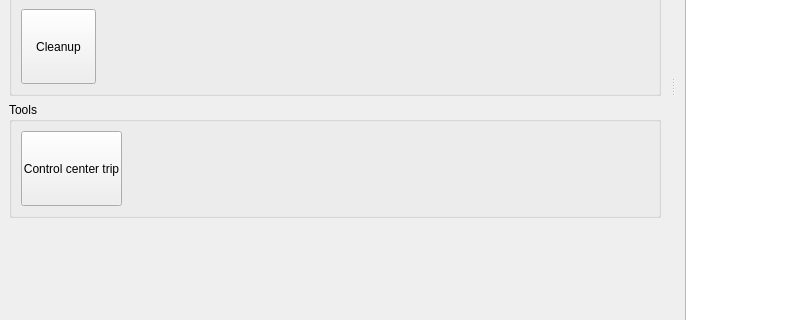
First picture: the form in OTModules/OTGeneric/wstart.ui, repository pietr26/OMSI-Tools, before the edit; both pictures show x 0 to 812 and y 292 to 612 of the 994 by 758 pixel window.
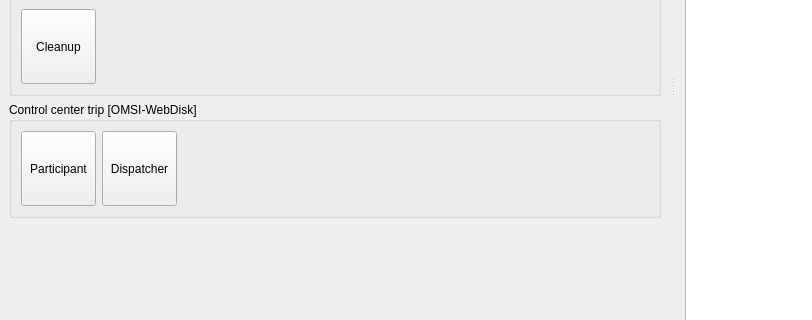
Second picture: the form after the edit. Icons and pictures are not drawn.

What changed in the file:
```diff
--- a/OTModules/OTGeneric/wstart.ui
+++ b/OTModules/OTGeneric/wstart.ui
@@ -400,7 +400,7 @@
        <string/>
       </property>
       <property name="title">
-       <string>Tools</string>
+       <string>Control center trip [OMSI-WebDisk]</string>
       </property>
       <layout class="QHBoxLayout" name="horizontalLayout_5">
        <item>
@@ -421,7 +421,7 @@
           <bool>false</bool>
          </property>
          <property name="text">
-          <string>Control center trip</string>
+          <string>Participant</string>
          </property>
          <property name="icon">
           <iconset resource="../../ressources.qrc">
@@ -447,6 +447,50 @@
          </property>
         </widget>
        </item>
+       <item>
+        <widget class="QToolButton" name="tbnLFClientDispatcher">
+         <property name="minimumSize">
+          <size>
+           <width>75</width>
+           <height>75</height>
+          </size>
+         </property>
+         <property name="baseSize">
+          <size>
+           <width>1</width>
+           <height>1</height>
+          </size>
+         </property>
+         <property name="autoFillBackground">
+          <bool>false</bool>
+         </property>
+         <property name="text">
+          <string>Dispatcher</string>
+         </property>
+         <property name="icon">
+          <iconset>
+           <normaloff>:/rec/data/icons/iconManageUser.svg</normaloff>:/rec/data/icons/iconManageUser.svg</iconset>
+         </property>
+         <property name="iconSize">
+          <size>
+           <width>25</width>
+           <height>25</height>
+          </size>
+         </property>
+         <property name="checkable">
+          <bool>false</bool>
+         </property>
+         <property name="popupMode">
+          <enum>QToolButton::DelayedPopup</enum>
+         </property>
+         <property name="toolButtonStyle">
+          <enum>Qt::ToolButtonTextUnderIcon</enum>
+         </property>
+         <property name="autoRaise">
+          <bool>false</bool>
+         </property>
+        </widget>
+       </item>
        <item>
         <spacer name="horizontalSpacer_5">
          <property name="orientation">
```
Left out of the diff: 64 changed lines with no effect on the pictures.
